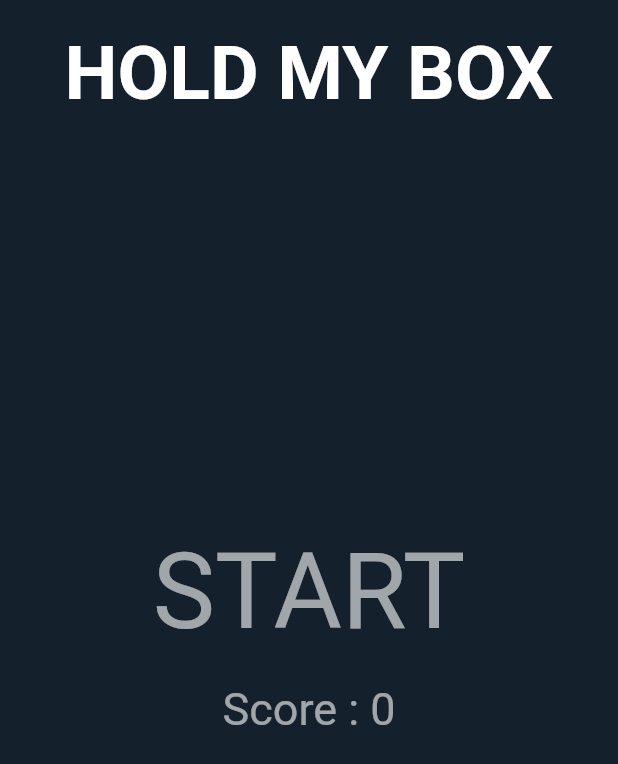
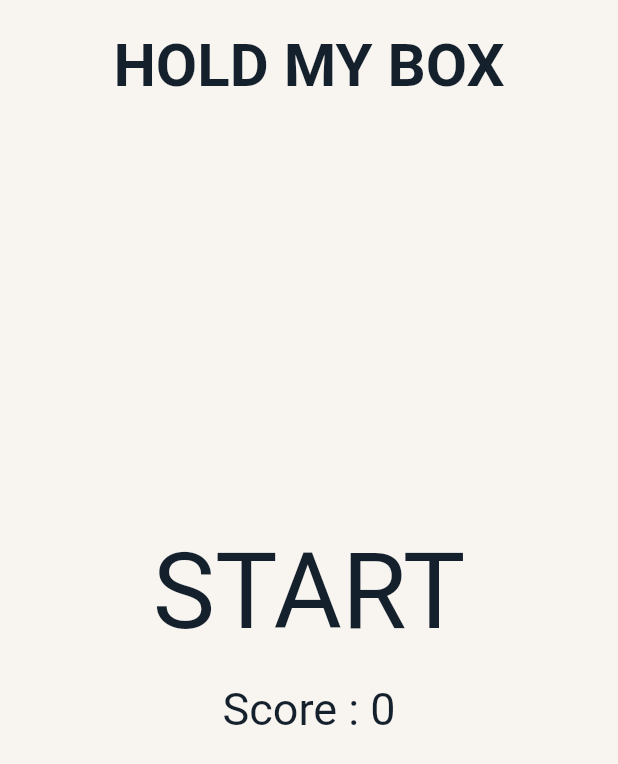
Before and after one commit to Dhruvil-P/Hold-My-Box, a Flutter app: the screen it shows after launch, on a phone screen of 412 x 824 dp. Shown: the top 764 px of the screen. Run offline on Flutter 3.47's test engine with Material 2 defaults, Android fonts, the phone set to English and light mode, and no system bars.

Commit message:
Changed background and text color

```diff
--- a/lib/main.dart
+++ b/lib/main.dart
@@ -1,6 +1,5 @@
 import 'dart:async';
 import 'dart:math';
-
 import 'package:flutter/material.dart';
 
 void main() {
@@ -17,7 +16,7 @@ class MyApp extends StatelessWidget {
       home: Scaffold(
         body: SizedBox.expand(
           child: Container(
-            color: Color(0xFF15202D),
+            color: Color(0xFFF8F5F1),
             child: Animation(),
           ),
         ),
@@ -110,8 +109,8 @@ class _AnimationState extends State<Animation> {
               Text(
                 'Hold my box'.toUpperCase(),
                 style: TextStyle(
-                    color: Colors.white,
-                    fontSize: 50.0,
+                    color: Color(0xFF15202D),
+                    fontSize: 40.0,
                     fontWeight: FontWeight.bold),
               ),
             ],
@@ -131,20 +130,20 @@ class _AnimationState extends State<Animation> {
                         child: Text(
                           'Start'.toUpperCase(),
                           style: TextStyle(
-                              color: Color(0x99FFFFFF), fontSize: 70.0),
+                              color: Color(0xFF15202D), fontSize: 70.0),
                         ),
                       ),
                     )
                   : Text(
                       '$_countdown',
                       style:
-                          TextStyle(color: Color(0x99FFFFFF), fontSize: 30.0),
+                          TextStyle(color: Color(0xFF15202D), fontSize: 30.0),
                     ),
               Text(
                 'Score : $_score',
                 style: TextStyle(
                   fontSize: 30.0,
-                  color: Color(0x99FFFFFF),
+                  color: Color(0xFF15202D),
                 ),
               ),
             ],
```
